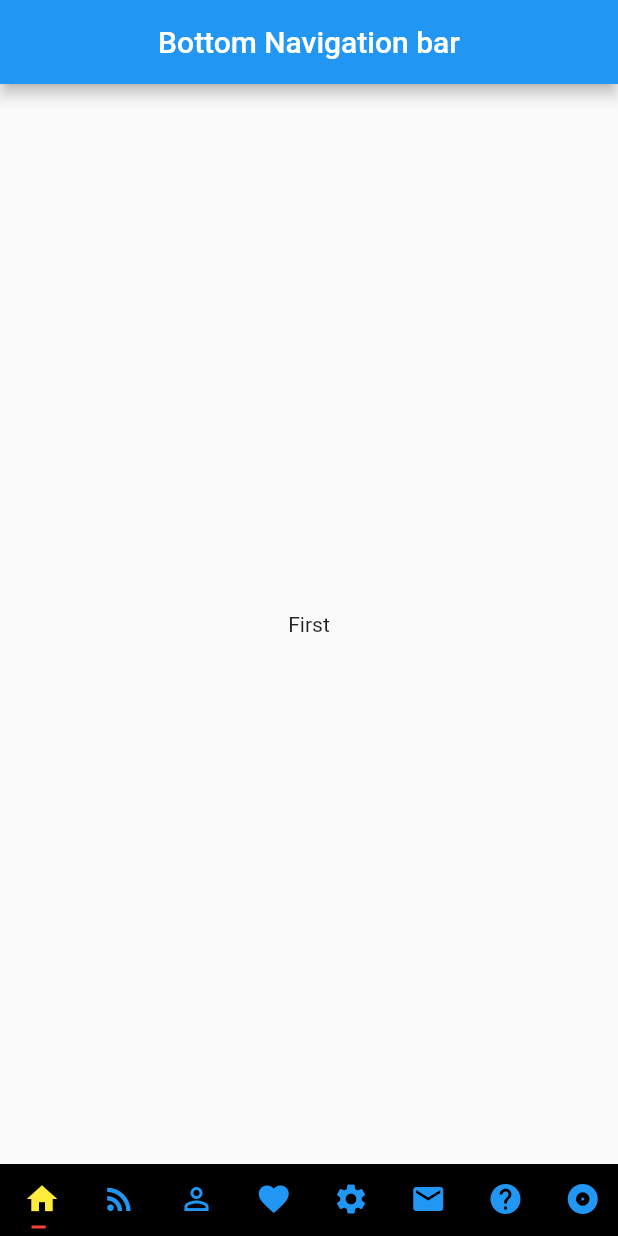
After one commit to Nagarjuna6794/Flutter, a Flutter app: the screen it shows after launch, after a tap on "Bottombar example", on a phone screen of 412 x 824 dp. The commit adds this screen. Run offline on Flutter 3.47's test engine with Material 2 defaults, Android fonts, the light colour scheme and no system bars.

Commit message:
Added with Some more examples

```diff
--- a/myapp/lib/main.dart
+++ b/myapp/lib/main.dart
@@ -1,18 +1,16 @@
 import 'package:flutter/material.dart';
-import 'package:myapp/app_screens/firstscreen.dart';
 import 'package:myapp/ui_widgets/home.dart';
-import 'package:myapp/ui_widgets/table_row_colum.dart';
-import 'package:myapp/ui_widgets/imagesexample.dart';
-import 'package:myapp/ui_widgets/raisedbuttonalertdialog.dart';
-import 'package:myapp/ui_widgets/static_listview.dart';
-import 'package:myapp/ui_widgets/dynamic_listview.dart';
-import 'package:myapp/ui_widgets/snackbar_example.dart';
+import 'package:myapp/ui_widgets/newnavigationpage.dart';
 
 
 void main(){
  runApp(MaterialApp(
    debugShowCheckedModeBanner: false,
    title: "Exploring listview",
+   theme: ThemeData(primarySwatch: Colors.green),
+   routes: <String,WidgetBuilder>{
+     "/a":(BuildContext context)=>new NewPage(),
+   },
    home: Scaffold(
      appBar: AppBar(title: Text("Examples"),),
      body: Home(),
--- /dev/null
+++ b/myapp/lib/ui_widgets/bottombar_view.dart
@@ -0,0 +1,95 @@
+import 'package:flutter/material.dart';
+
+class BottombarViewExample extends StatefulWidget {
+  @override
+  _BottomBarViewState createState() => _BottomBarViewState();
+}
+
+class _BottomBarViewState extends State<BottombarViewExample>
+    with SingleTickerProviderStateMixin {
+  TabController _tabController;
+  @override
+  void initState() {
+    super.initState();
+    _tabController = TabController(length: 8, vsync: this);
+  }
+
+  @override
+  void dispose() {
+    _tabController.dispose();
+    super.dispose();
+  }
+
+  @override
+  Widget build(BuildContext context) {
+    return MaterialApp(
+      home: Scaffold(
+        appBar: AppBar(
+          title:Center(child:Text('Bottom Navigation bar'))
+        ),
+        body: TabBarView(
+          children: <Widget>[
+            NewPage("First"),
+            NewPage("Second"),
+            NewPage("Third"),
+            NewPage("Four"),
+            NewPage("Five"),
+            NewPage("Six"),
+            NewPage("Seven"),
+            NewPage("Eight"),
+          ],
+          controller: _tabController,
+        ),
+        bottomNavigationBar: TabBar(
+          controller: _tabController,
+          tabs: [
+            Tab(
+              icon: Icon(Icons.home),
+            ),
+            Tab(
+              icon: Icon(Icons.rss_feed),
+            ),
+            Tab(
+              icon: Icon(Icons.perm_identity),
+            ),
+            Tab(
+              icon: Icon(Icons.favorite),
+            ),
+             Tab(
+              icon: Icon(Icons.settings),
+            ),
+             Tab(
+              icon: Icon(Icons.email),
+            ),
+             Tab(
+              icon: Icon(Icons.help),
+            ),
+             Tab(
+              icon: Icon(Icons.album),
+            )
+
+          ],
+          labelColor: Colors.yellow,
+          unselectedLabelColor: Colors.blue,
+          indicatorSize: TabBarIndicatorSize.label,
+          indicatorPadding: EdgeInsets.all(5.0),
+          indicatorColor: Colors.red,
+        ),
+        backgroundColor: Colors.black,
+      ),
+    );
+  }
+}
+
+class NewPage extends StatelessWidget {
+  final String title;
+  NewPage(this.title);
+  @override
+  Widget build(BuildContext context) {
+    return Scaffold(
+      body: Center(
+        child: Text(title),
+      ),
+    );
+  }
+}
--- a/myapp/lib/ui_widgets/home.dart
+++ b/myapp/lib/ui_widgets/home.dart
@@ -1,10 +1,15 @@
 import 'package:flutter/material.dart';
+import 'package:myapp/ui_widgets/bottombar_view.dart';
+import 'package:myapp/ui_widgets/checkboxexample.dart';
 import 'package:myapp/ui_widgets/dynamic_listview.dart';
 import 'package:myapp/ui_widgets/imagesexample.dart';
 import 'package:myapp/ui_widgets/jsonparsingexample.dart';
+import 'package:myapp/ui_widgets/navigationdrawerexample.dart';
 import 'package:myapp/ui_widgets/raisedbuttonalertdialog.dart';
 import 'package:myapp/ui_widgets/snackbar_example.dart';
 import 'package:myapp/ui_widgets/static_listview.dart';
+import 'package:myapp/ui_widgets/steeper_example.dart';
+import 'package:myapp/ui_widgets/tab_bar_view.dart';
 import 'package:myapp/ui_widgets/table_row_colum.dart';
 
 class Home extends StatelessWidget {
@@ -17,7 +22,7 @@ class Home extends StatelessWidget {
 Widget getListView(BuildContext context) {
   var listView = ListView(
     children: <Widget>[
-       ListTile(
+      ListTile(
         leading: Icon(Icons.list),
         title: Text("First screen example"),
         subtitle: Text("Open"),
@@ -83,7 +88,7 @@ Widget getListView(BuildContext context) {
           }));
         },
       ),
-         ListTile(
+      ListTile(
         leading: Icon(Icons.image),
         title: Text("Table Row Example"),
         subtitle: Text("Open"),
@@ -93,7 +98,8 @@ Widget getListView(BuildContext context) {
             return TableRowColumn();
           }));
         },
-      ),ListTile(
+      ),
+      ListTile(
         leading: Icon(Icons.image),
         title: Text("Json Parsing Example"),
         subtitle: Text("Open"),
@@ -104,6 +110,61 @@ Widget getListView(BuildContext context) {
           }));
         },
       ),
+      ListTile(
+        leading: Icon(Icons.image),
+        title: Text("Navigation Drawer"),
+        subtitle: Text("Open"),
+        trailing: Icon(Icons.arrow_left),
+        onTap: () {
+          Navigator.push(context, MaterialPageRoute(builder: (context) {
+            return NavigationDrawerExample();
+          }));
+        },
+      ),
+      ListTile(
+        leading: Icon(Icons.image),
+        title: Text("Stepper example"),
+        subtitle: Text("Open"),
+        trailing: Icon(Icons.arrow_left),
+        onTap: () {
+          Navigator.push(context, MaterialPageRoute(builder: (context) {
+            return StepperExample();
+          }));
+        },
+      ),
+      ListTile(
+        leading: Icon(Icons.image),
+        title: Text("Bottombar example"),
+        subtitle: Text("Open"),
+        trailing: Icon(Icons.arrow_left),
+        onTap: () {
+          Navigator.push(context, MaterialPageRoute(builder: (context) {
+            return BottombarViewExample();
+          }));
+        },
+      ),
+      ListTile(
+        leading: Icon(Icons.image),
+        title: Text("TabBar example"),
+        subtitle: Text("Open"),
+        trailing: Icon(Icons.arrow_left),
+        onTap: () {
+          Navigator.push(context, MaterialPageRoute(builder: (context) {
+            return TabBarViewExample();
+          }));
+        },
+      ),
+      ListTile(
+        leading: Icon(Icons.image),
+        title: Text("CheckBox example"),
+        subtitle: Text("Open"),
+        trailing: Icon(Icons.arrow_left),
+        onTap: () {
+          Navigator.push(context, MaterialPageRoute(builder: (context) {
+            return CheckBoxExample();
+          }));
+        },
+      ),
     ],
   );
   return listView;
--- /dev/null
+++ b/myapp/lib/ui_widgets/newnavigationpage.dart
@@ -0,0 +1,17 @@
+import 'package:flutter/material.dart';
+
+class NewPage extends StatelessWidget {
+  final String title="New Page";
+  @override
+  Widget build(BuildContext context) {
+    return Scaffold(
+      appBar: AppBar(
+        title: Text(title),
+      ),
+      body: Center(
+        child: Text(title),
+      ),
+    );
+  }
+
+}
```
Also changed, not shown: myapp/lib/ui_widgets/checkboxexample.dart (added, +51 -0 lines), myapp/lib/ui_widgets/navigationdrawerexample.dart (added, +51 -0 lines), myapp/lib/ui_widgets/steeper_example.dart (added, +69 -0 lines), myapp/lib/ui_widgets/tab_bar_view.dart (added, +81 -0 lines).
